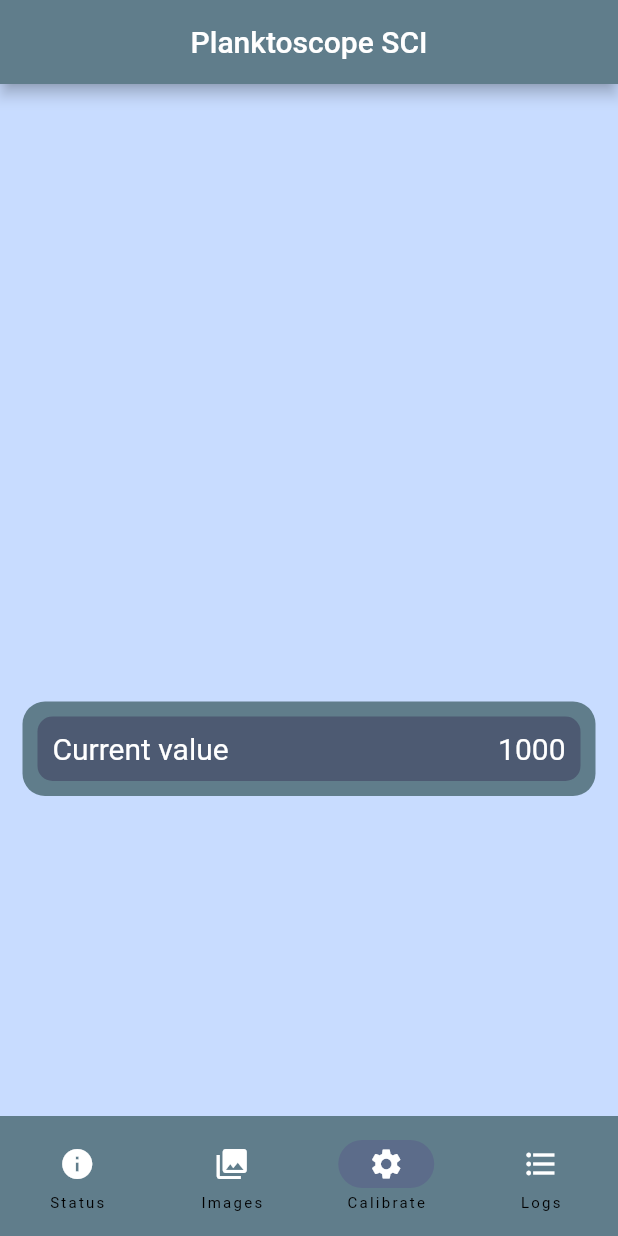
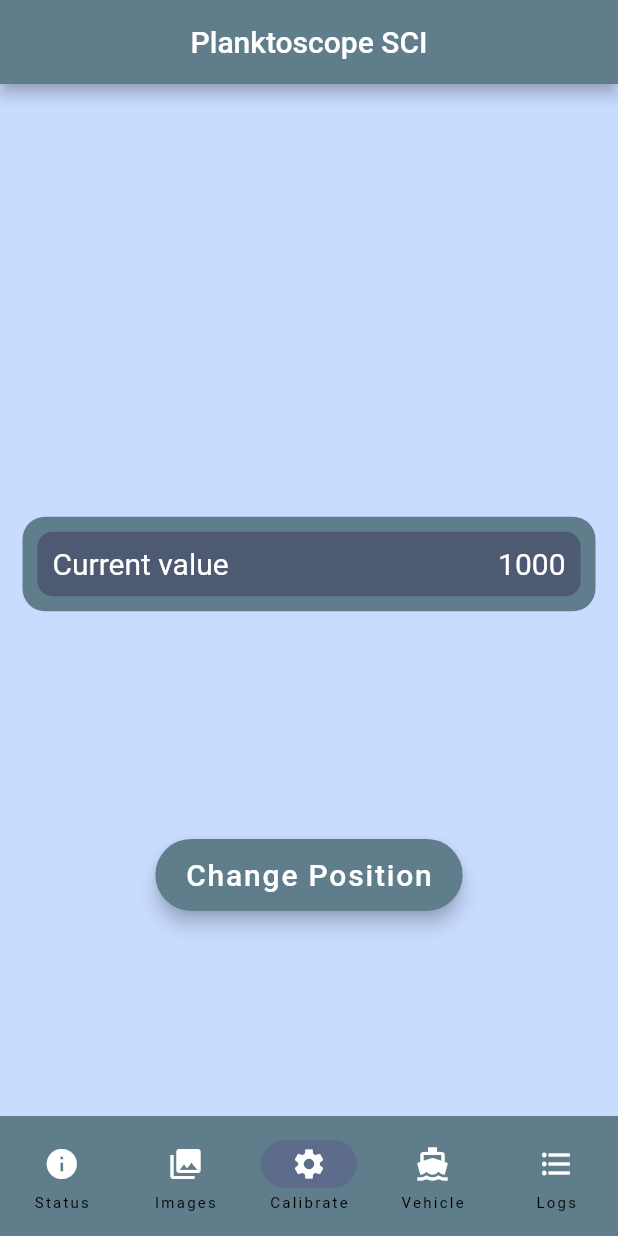
Before and after one commit to anh60/OtterUSV-PlanktonSystem, a Flutter app: the screen it shows after launch, item 3 of the bottom bar chosen, on a phone screen of 412 x 824 dp. Run offline on Flutter 3.47's test engine with Material 2 defaults, Android fonts, the light colour scheme and no system bars; missing offline and left inert: mqtt_client.

```diff
--- a/sci/flutter/sci/lib/main.dart
+++ b/sci/flutter/sci/lib/main.dart
@@ -4,6 +4,7 @@ import 'package:sci/controllers/mqtt_controller.dart';
 import 'package:sci/pages/status_page.dart';
 import 'package:sci/pages/images_page.dart';
 import 'package:sci/pages/calibrate_page.dart';
+import 'package:sci/pages/vehicle_page.dart';
 import 'package:sci/pages/logs_page.dart';
 
 void main() {
@@ -41,7 +42,13 @@ class _RootPageState extends State<RootPage> {
   @override
   void initState() {
     super.initState();
-    pages = [StatusPage(mqtt), ImagesPage(), CalibratePage(mqtt), LogsPage()];
+    pages = [
+      StatusPage(mqtt),
+      ImagesPage(),
+      CalibratePage(mqtt),
+      VehiclePage(),
+      LogsPage()
+    ];
     mqtt.connect();
   }
 
@@ -86,6 +93,13 @@ class _RootPageState extends State<RootPage> {
           ),
           NavigationDestination(
             icon: Icon(
+              Icons.directions_boat,
+              color: Colors.white,
+            ),
+            label: 'Vehicle',
+          ),
+          NavigationDestination(
+            icon: Icon(
               Icons.format_list_bulleted,
               color: Colors.white,
             ),
--- a/sci/flutter/sci/lib/pages/calibrate_page.dart
+++ b/sci/flutter/sci/lib/pages/calibrate_page.dart
@@ -53,6 +53,24 @@ class _CalibratePageState extends State<CalibratePage> {
             },
             valueListenable: widget.mqtt.cal_pos,
           ),
+          // Calibrate Button
+          FloatingActionButton.extended(
+            label: const Text(
+              'Change Position',
+              style: TextStyle(
+                color: Colors.white,
+                fontSize: 20,
+              ),
+            ),
+            backgroundColor: Colors.blueGrey,
+            elevation: 5,
+            hoverColor: Color.fromARGB(255, 126, 151, 194),
+            hoverElevation: 10,
+            splashColor: Colors.blue,
+            onPressed: () {
+              widget.mqtt.publishMessage(topics.CAL_NEXTPOS, '1');
+            },
+          ),
         ],
       ),
     );
--- a/sci/flutter/sci/lib/pages/status_page.dart
+++ b/sci/flutter/sci/lib/pages/status_page.dart
@@ -20,6 +20,7 @@ class StatusPage extends StatefulWidget {
 class _StatusPageState extends State<StatusPage> {
   int connected = 0;
   int sampling = 0;
+  int calibrating = 0;
   int leak = 0;
   int rms_pump = 0;
   int rms_valve = 0;
@@ -45,6 +46,7 @@ class _StatusPageState extends State<StatusPage> {
               connected = (value >> 4) & 1;
               sampling = (value >> 5) & 1;
               leak = (value >> 6) & 1;
+              calibrating = (value >> 7) & 1;
 
               // Box around status flags
               return Container(
@@ -63,6 +65,7 @@ class _StatusPageState extends State<StatusPage> {
                   children: <Widget>[
                     StatusTab('Connected', connected),
                     StatusTab('Sampling', sampling),
+                    StatusTab('Calibrating', calibrating),
                     StatusTab('Leak', leak),
                     StatusTab('RMS Pump', rms_pump),
                     StatusTab('RMS Valve', rms_valve),
```
Also changed, not shown: sci/flutter/sci/lib/controllers/mqtt_controller.dart (+16 -11 lines), sci/flutter/sci/lib/pages/vehicle_page.dart (added, +15 -0 lines), Planktoscope_system/src/image.jpg (added), sci/console/receive.jpg (added), 5 other files.
